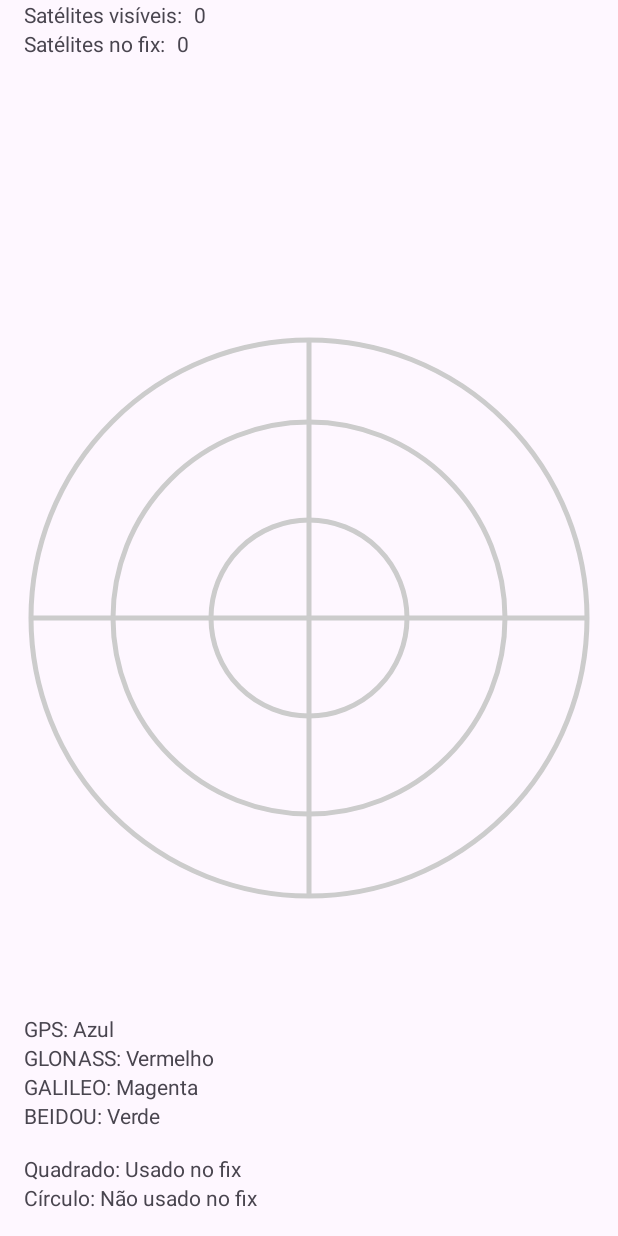
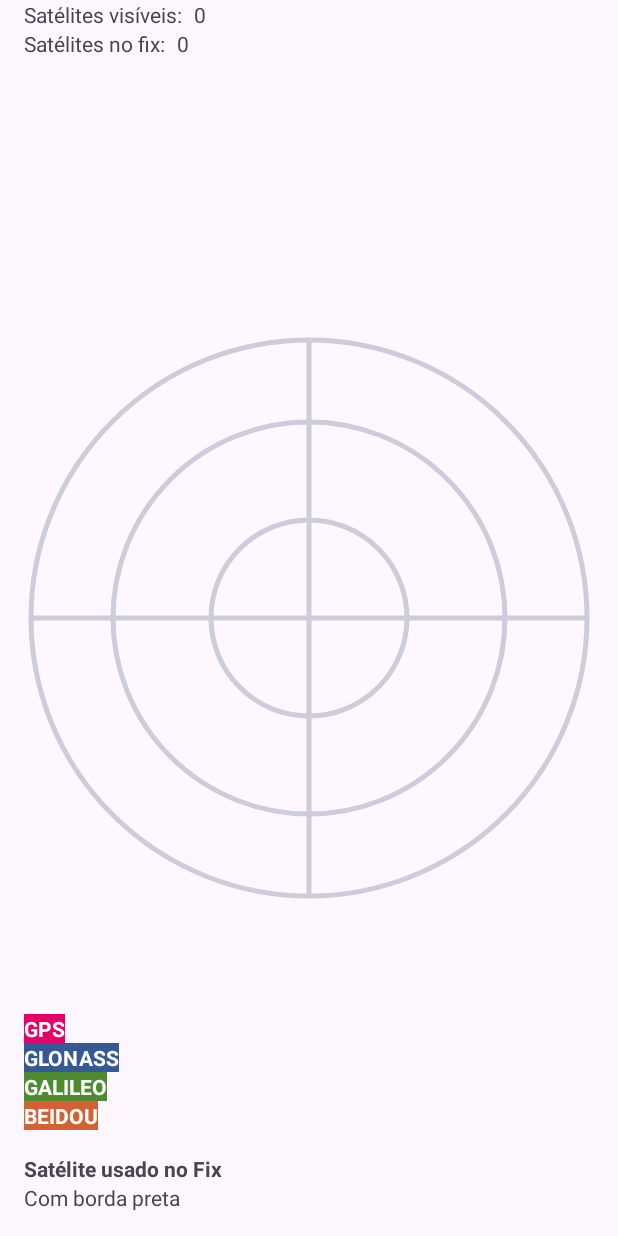
Before and after one commit to gjoao11/SistemaDeLocalizacao, an Android app: the GNSSPlotActivity screen opened directly, with no data from a screen before it, on a phone screen of 412 x 824 dp. Run offline under Robolectric (Android 15) with nearby library versions, the phone set to English and light mode, and no system bars.

Commit message:
Atualizar estilo das legendas infelismente sem o N

```diff
--- a/app/src/main/java/com/example/sistemadelocalizacao/GNSSView.java
+++ b/app/src/main/java/com/example/sistemadelocalizacao/GNSSView.java
@@ -2,6 +2,7 @@ package com.example.sistemadelocalizacao;
 
 import android.content.Context;
 import android.content.SharedPreferences;
+import android.content.res.TypedArray;
 import android.graphics.Canvas;
 import android.graphics.Color;
 import android.graphics.Paint;
@@ -20,9 +21,20 @@ public class GNSSView extends View {
     private int height, width;
     private final Paint paint = new Paint();
     private SharedPreferences sharedPreferences;
+    private int mapColor;
 
     public GNSSView(Context context, @Nullable AttributeSet attrs) {
         super(context, attrs);
+        TypedArray a = context.getTheme().obtainStyledAttributes(
+                attrs,
+                R.styleable.GNSSView,
+                0, 0);
+
+        try {
+            mapColor = a.getColor(R.styleable.GNSSView_mapColor, Color.LTGRAY);
+        } finally {
+            a.recycle();
+        }
     }
 
     @Override
@@ -63,7 +75,7 @@ public class GNSSView extends View {
 
         paint.setStyle(Paint.Style.STROKE);
         paint.setStrokeWidth(5);
-        paint.setColor(Color.LTGRAY);
+        paint.setColor(mapColor);
 
         int radius = r;
         canvas.drawCircle(computeXc(0), computeYc(0), radius, paint);
--- a/app/src/main/res/layout/activity_gnss_plot.xml
+++ b/app/src/main/res/layout/activity_gnss_plot.xml
@@ -6,17 +6,6 @@
     android:layout_width="match_parent"
     android:layout_height="match_parent"
     tools:context=".GNSSPlotActivity">
-
-    <com.example.sistemadelocalizacao.GNSSView
-        android:id="@+id/GNSSViewId"
-        android:layout_width="match_parent"
-        android:layout_height="match_parent"
-        app:layout_constraintBottom_toBottomOf="parent"
-        app:layout_constraintEnd_toEndOf="parent"
-        app:layout_constraintHorizontal_bias="1.0"
-        app:layout_constraintStart_toStartOf="parent"
-        app:layout_constraintTop_toTopOf="parent"
-        app:layout_constraintVertical_bias="1.0" />
 
     <TextView
         android:id="@+id/text_quantity_label"
@@ -59,7 +48,7 @@
         android:layout_height="wrap_content"
         android:layout_marginStart="16dp"
         android:layout_marginBottom="16dp"
-        android:text="Círculo: Não usado no fix"
+        android:text="Com borda preta"
         app:layout_constraintBottom_toBottomOf="@+id/GNSSViewId"
         app:layout_constraintStart_toStartOf="parent" />
 
@@ -68,7 +57,8 @@
         android:layout_width="wrap_content"
         android:layout_height="wrap_content"
         android:layout_marginStart="16dp"
-        android:text="Quadrado: Usado no fix"
+        android:text="Satélite usado no Fix"
+        android:textStyle="bold"
         app:layout_constraintBottom_toTopOf="@+id/textView"
         app:layout_constraintStart_toStartOf="parent" />
 
@@ -77,16 +67,34 @@
         android:layout_width="wrap_content"
         android:layout_height="wrap_content"
         android:layout_marginStart="16dp"
-        android:text="GPS: Azul"
+        android:background="#E40066"
+        android:text="GPS"
+        android:textColor="#fff"
+        android:textStyle="bold"
         app:layout_constraintBottom_toTopOf="@+id/textView4"
         app:layout_constraintStart_toStartOf="parent" />
+
+    <com.example.sistemadelocalizacao.GNSSView
+        android:id="@+id/GNSSViewId"
+        android:layout_width="match_parent"
+        android:layout_height="match_parent"
+        app:layout_constraintBottom_toBottomOf="parent"
+        app:layout_constraintEnd_toEndOf="parent"
+        app:layout_constraintHorizontal_bias="0.0"
+        app:layout_constraintStart_toStartOf="parent"
+        app:layout_constraintTop_toTopOf="parent"
+        app:layout_constraintVertical_bias="0.0"
+        app:mapColor="#CCCCDD" />
 
     <TextView
         android:id="@+id/textView4"
         android:layout_width="wrap_content"
         android:layout_height="wrap_content"
         android:layout_marginStart="16dp"
-        android:text="GLONASS: Vermelho"
+        android:background="#345995"
+        android:text="GLONASS"
+        android:textColor="#fff"
+        android:textStyle="bold"
         app:layout_constraintBottom_toTopOf="@+id/textView5"
         app:layout_constraintStart_toStartOf="parent" />
 
@@ -95,7 +103,10 @@
         android:layout_width="wrap_content"
         android:layout_height="wrap_content"
         android:layout_marginStart="16dp"
-        android:text="GALILEO: Magenta"
+        android:background="#4D8B31"
+        android:text="GALILEO"
+        android:textColor="#fff"
+        android:textStyle="bold"
         app:layout_constraintBottom_toTopOf="@+id/textView6"
         app:layout_constraintStart_toStartOf="parent" />
 
@@ -105,7 +116,10 @@
         android:layout_height="wrap_content"
         android:layout_marginStart="16dp"
         android:layout_marginBottom="16dp"
-        android:text="BEIDOU: Verde"
+        android:background="#D36135"
+        android:text="BEIDOU"
+        android:textColor="#fff"
+        android:textStyle="bold"
         app:layout_constraintBottom_toTopOf="@+id/textView2"
         app:layout_constraintStart_toStartOf="parent" />
 
--- /dev/null
+++ b/app/src/main/res/values/attrs.xml
@@ -0,0 +1,8 @@
+<?xml version="1.0" encoding="utf-8"?>
+<resources>
+
+    <declare-styleable name="GNSSView">
+        <attr name="mapColor" format="color" />
+    </declare-styleable>
+
+</resources>
```
